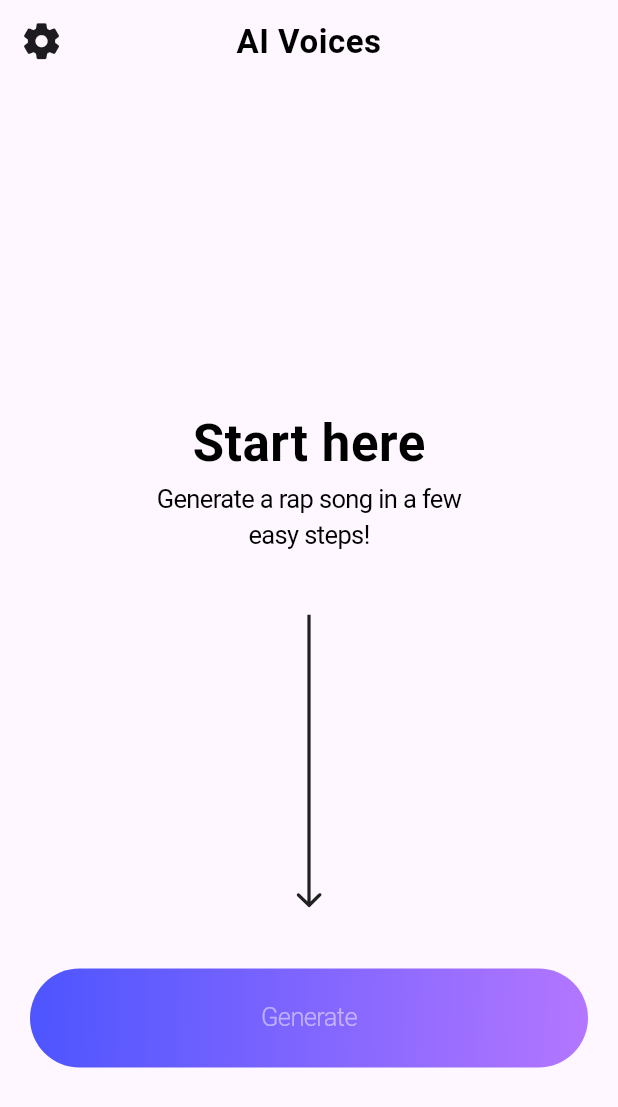
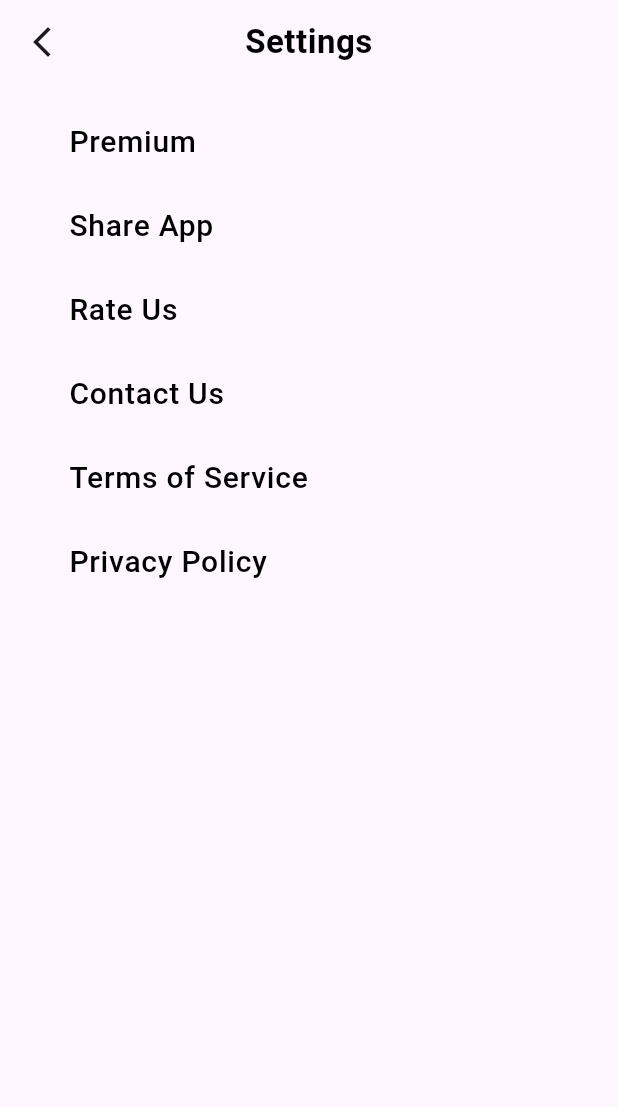
Before and after one commit to andactasdemir24/ai_voice_changer_app, a Flutter app: the HomeScreen screen opened directly, after a tap on an icon or button, on a phone screen of 412 x 824 dp. Shown: the top 1107 px of the screen. Run offline on Flutter 3.47's test engine with Material 2 defaults, Android fonts, the phone set to English and light mode, and no system bars; our stand-ins replace shared_preferences, webview_flutter; accounts and stored records are empty; Roboto replaces fonts that are missing (Poppins).

Commit message:
finished home and settings screen UI

```diff
--- a/lib/app/constants/const.dart
+++ b/lib/app/constants/const.dart
@@ -28,4 +28,11 @@ class MyConstants {
   static const String startHere2 = 'Generate a rap song in a few easy steps!';
   static const String generateText = 'What should AI character say?';
   static const String generatehintText = 'Write your prompts';
+  static const String settingsText = 'Settings';
+  static const String settingsText1 = 'Premium';
+  static const String settingsText2 = 'Share App';
+  static const String settingsText3 = 'Rate Us';
+  static const String settingsText4 = 'Contact Us';
+  static const String settingsText5 = 'Terms of Service';
+  static const String settingsText6 = 'Privacy Policy';
 }
--- a/lib/app/screens/home/view/home_screen.dart
+++ b/lib/app/screens/home/view/home_screen.dart
@@ -1,6 +1,7 @@
 import 'package:ai_voice_changer_app/app/components/custom_button.dart';
 import 'package:ai_voice_changer_app/app/constants/const.dart';
 import 'package:ai_voice_changer_app/app/screens/home/view/generate_screen.dart';
+import 'package:ai_voice_changer_app/app/screens/settings/view/settings_screen.dart';
 import 'package:ai_voice_changer_app/app/theme/voice_icons_icons.dart';
 import 'package:flutter/material.dart';
 
@@ -13,7 +14,11 @@ class HomeScreen extends StatelessWidget {
   Widget build(BuildContext context) {
     return Scaffold(
       appBar: CustomAppBar(
-        icon: IconButton(onPressed: () {}, icon: const Icon(VoiceIcons.group)),
+        icon: IconButton(
+            onPressed: () {
+              Navigator.push(context, MaterialPageRoute(builder: (context) => const SettingsScreen()));
+            },
+            icon: const Icon(VoiceIcons.group)),
         text: MyConstants.appBarText,
       ),
       body: Center(
--- a/lib/app/screens/home/widgets/person_list_container.dart
+++ b/lib/app/screens/home/widgets/person_list_container.dart
@@ -32,6 +32,7 @@ class PersonsWidget extends StatelessWidget {
                   child: CircleAvatar(
                     radius: 35,
                     backgroundImage: AssetImage(persons[index].image),
+                    backgroundColor: const Color(0xffececec),
                   ),
                 ),
               ),
--- /dev/null
+++ b/lib/app/screens/settings/view/settings_screen.dart
@@ -0,0 +1,33 @@
+import 'package:ai_voice_changer_app/app/components/custom_appbar.dart';
+import 'package:ai_voice_changer_app/app/constants/const.dart';
+import 'package:ai_voice_changer_app/app/screens/settings/widgets/custom_listtile.dart';
+import 'package:flutter/material.dart';
+
+class SettingsScreen extends StatelessWidget {
+  const SettingsScreen({super.key});
+
+  @override
+  Widget build(BuildContext context) {
+    return Scaffold(
+        appBar: CustomAppBar(
+            text: MyConstants.settingsText,
+            icon: IconButton(
+                onPressed: () {
+                  Navigator.pop(context);
+                },
+                icon: const Icon(Icons.arrow_back_ios_new))),
+        body: const Padding(
+          padding: EdgeInsets.symmetric(vertical: 10, horizontal: 30),
+          child: Column(
+            children: [
+              CustomListTile(text: MyConstants.settingsText1),
+              CustomListTile(text: MyConstants.settingsText2),
+              CustomListTile(text: MyConstants.settingsText3),
+              CustomListTile(text: MyConstants.settingsText4),
+              CustomListTile(text: MyConstants.settingsText5),
+              CustomListTile(text: MyConstants.settingsText6),
+            ],
+          ),
+        ));
+  }
+}
--- /dev/null
+++ b/lib/app/screens/settings/widgets/custom_listtile.dart
@@ -0,0 +1,23 @@
+// ignore_for_file: public_member_api_docs, sort_constructors_first
+import 'package:flutter/material.dart';
+
+class CustomListTile extends StatelessWidget {
+  final String text;
+  const CustomListTile({
+    Key? key,
+    required this.text,
+  }) : super(key: key);
+
+  @override
+  Widget build(BuildContext context) {
+    return ListTile(
+      title: Text(
+        text,
+        style: const TextStyle(fontSize: 20, fontWeight: FontWeight.w500, color: Colors.black),
+      ),
+      onTap: () {
+        // Tıklandığında yapılacak işlemler
+      },
+    );
+  }
+}
--- a/lib/main.dart
+++ b/lib/main.dart
@@ -2,6 +2,7 @@ import 'package:ai_voice_changer_app/app/screens/main/main_view.dart';
 import 'package:flutter/material.dart';
 import 'package:provider/provider.dart';
 
+import 'app/screens/home/view/generate_list.dart';
 import 'app/screens/onboarding/viewmodel/onboarding_view_model.dart';
 
 void main() {
@@ -22,7 +23,7 @@ class MyApp extends StatelessWidget {
         colorScheme: ColorScheme.fromSeed(seedColor: Colors.deepPurple),
         useMaterial3: true,
       ),
-      home: const MainView(),
+      home: const GenerateScreenList(),
     );
   }
 }
```
Also changed, not shown: lib/app/screens/home/view/generate_list.dart (added, +64 -0 lines), lib/app/screens/home/widgets/custom_list_container.dart (added, +80 -0 lines).
